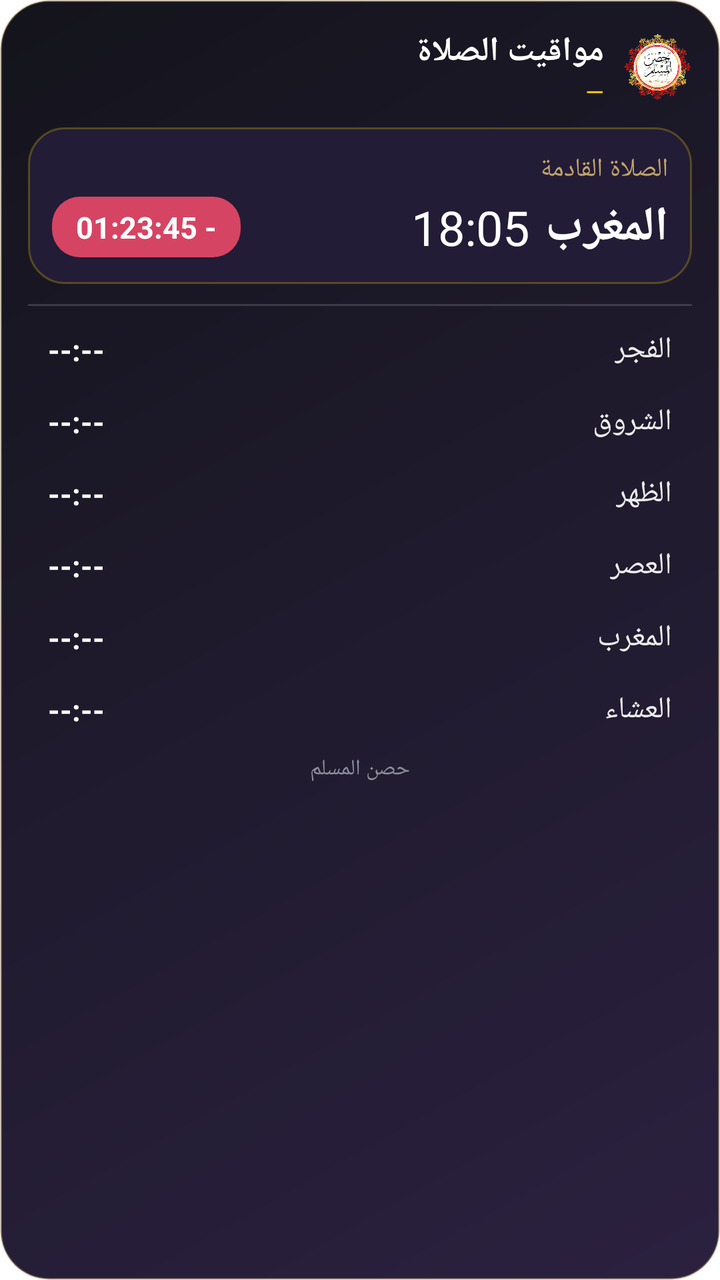
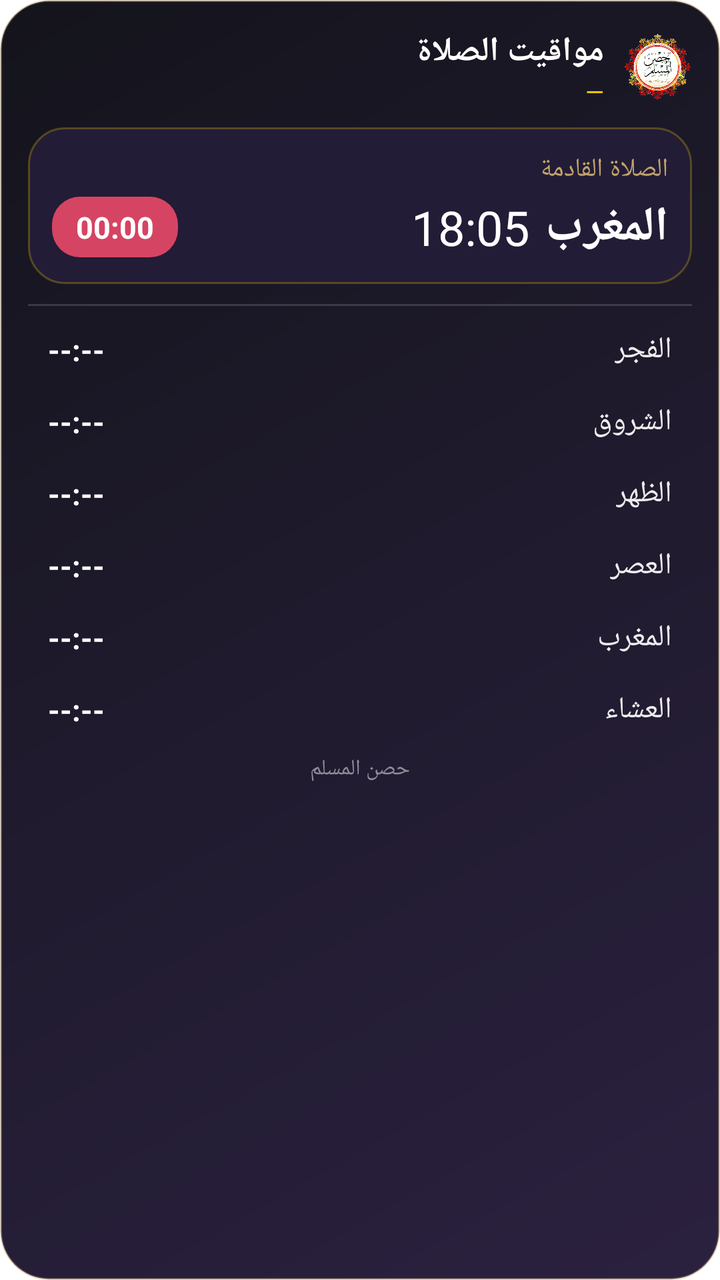

The first picture is an Android layout as it rendered before a commit; the second is the same layout after the commit. The layout source and the unified diff follow.
<!-- AndroidManifest.xml: fallback theme Theme.MaterialComponents.DayNight.NoActionBar -->
<!-- res/layout/widget_prayer_large.xml -->
<?xml version="1.0" encoding="utf-8"?>
<LinearLayout xmlns:android="http://schemas.android.com/apk/res/android"
    android:id="@+id/widget_large_root"
    android:layout_width="match_parent"
    android:layout_height="match_parent"
    android:orientation="vertical"
    android:layoutDirection="rtl"
    android:padding="14dp"
    android:background="@drawable/widget_background">

    
    <LinearLayout
        android:layout_width="match_parent"
        android:layout_height="wrap_content"
        android:orientation="horizontal"
        android:gravity="center_vertical">

        <ImageView
            android:layout_width="34dp"
            android:layout_height="34dp"
            android:src="@mipmap/ic_launcher"
            android:contentDescription="@string/widget_large_desc" />

        <LinearLayout
            android:layout_width="wrap_content"
            android:layout_height="wrap_content"
            android:layout_marginStart="10dp"
            android:orientation="vertical">

            <TextView
                android:id="@+id/widget_large_title"
                android:layout_width="wrap_content"
                android:layout_height="wrap_content"
                android:text="مواقيت الصلاة"
                android:textSize="17sp"
                android:textStyle="bold"
                android:textColor="#FFFFFF" />

            <TextView
                android:id="@+id/widget_large_hijri"
                android:layout_width="wrap_content"
                android:layout_height="wrap_content"
                android:text="—"
                android:textSize="12sp"
                android:textColor="#FFD700" />
        </LinearLayout>
    </LinearLayout>

    
    <LinearLayout
        android:id="@+id/widget_large_hero"
        android:layout_width="match_parent"
        android:layout_height="wrap_content"
        android:layout_marginTop="10dp"
        android:orientation="vertical"
        android:padding="12dp"
        android:background="@drawable/widget_hero_dark">

        <TextView
            android:id="@+id/widget_large_hero_label"
            android:layout_width="wrap_content"
            android:layout_height="wrap_content"
            android:text="الصلاة القادمة"
            android:textSize="13sp"
            android:textColor="#C2A36B" />

        <LinearLayout
            android:layout_width="match_parent"
            android:layout_height="wrap_content"
            android:layout_marginTop="4dp"
            android:orientation="horizontal"
            android:gravity="center_vertical">

            <TextView
                android:id="@+id/widget_large_next_name"
                android:layout_width="wrap_content"
                android:layout_height="wrap_content"
                android:text="المغرب"
                android:textSize="24sp"
                android:textStyle="bold"
                android:textColor="#FFFFFF" />

            <TextView
                android:id="@+id/widget_large_next_time"
                android:layout_width="wrap_content"
                android:layout_height="wrap_content"
                android:layout_marginStart="8dp"
                android:text="18:05"
                android:textSize="24sp"
                android:textColor="#FFFFFF" />

            
            <LinearLayout
                android:layout_width="0dp"
                android:layout_height="match_parent"
                android:layout_weight="1"
                android:orientation="horizontal" />

            <TextView
                android:id="@+id/widget_large_countdown"
                android:layout_width="wrap_content"
                android:layout_height="wrap_content"
                android:background="@drawable/widget_pill"
                android:paddingStart="12dp"
                android:paddingEnd="12dp"
                android:paddingTop="5dp"
                android:paddingBottom="5dp"
                android:text="- 01:23:45"
                android:textSize="15sp"
                android:textStyle="bold"
                android:textColor="#FFFFFF" />
        </LinearLayout>
    </LinearLayout>

    
    <LinearLayout
        android:id="@+id/widget_large_divider"
        android:layout_width="match_parent"
        android:layout_height="1dp"
        android:layout_marginTop="10dp"
        android:layout_marginBottom="4dp"
        android:orientation="horizontal"
        android:background="#26FFFFFF" />

    
    <LinearLayout
        android:id="@+id/widget_row_0"
        android:layout_width="match_parent"
        android:layout_height="36dp"
        android:orientation="horizontal"
        android:gravity="center_vertical"
        android:paddingStart="10dp"
        android:paddingEnd="10dp">

        <TextView
            android:id="@+id/widget_name_0"
            android:layout_width="wrap_content"
            android:layout_height="wrap_content"
            android:text="الفجر"
            android:textSize="15sp"
            android:textColor="#EDEDED" />

        
        <LinearLayout
            android:layout_width="0dp"
            android:layout_height="match_parent"
            android:layout_weight="1"
            android:orientation="horizontal" />

        <TextView
            android:id="@+id/widget_time_0"
            android:layout_width="wrap_content"
            android:layout_height="wrap_content"
            android:text="--:--"
            android:textSize="15sp"
            android:textStyle="bold"
            android:textColor="#FFFFFF" />
    </LinearLayout>

    <LinearLayout
        android:id="@+id/widget_row_1"
        android:layout_width="match_parent"
        android:layout_height="36dp"
        android:orientation="horizontal"
        android:gravity="center_vertical"
        android:paddingStart="10dp"
        android:paddingEnd="10dp">

        <TextView
            android:id="@+id/widget_name_1"
            android:layout_width="wrap_content"
            android:layout_height="wrap_content"
            android:text="الشروق"
            android:textSize="15sp"
            android:textColor="#EDEDED" />

        
        <LinearLayout
            android:layout_width="0dp"
            android:layout_height="match_parent"
            android:layout_weight="1"
            android:orientation="horizontal" />

        <TextView
            android:id="@+id/widget_time_1"
            android:layout_width="wrap_content"
            android:layout_height="wrap_content"
            android:text="--:--"
            android:textSize="15sp"
            android:textStyle="bold"
            android:textColor="#FFFFFF" />
    </LinearLayout>

    <LinearLayout
        android:id="@+id/widget_row_2"
        android:layout_width="match_parent"
        android:layout_height="36dp"
        android:orientation="horizontal"
        android:gravity="center_vertical"
        android:paddingStart="10dp"
        android:paddingEnd="10dp">

        <TextView
            android:id="@+id/widget_name_2"
            android:layout_width="wrap_content"
            android:layout_height="wrap_content"
            android:text="الظهر"
            android:textSize="15sp"
            android:textColor="#EDEDED" />

        
        <LinearLayout
            android:layout_width="0dp"
            android:layout_height="match_parent"
            android:layout_weight="1"
            android:orientation="horizontal" />

        <TextView
            android:id="@+id/widget_time_2"
            android:layout_width="wrap_content"
            android:layout_height="wrap_content"
            android:text="--:--"
            android:textSize="15sp"
            android:textStyle="bold"
            android:textColor="#FFFFFF" />
    </LinearLayout>

    <LinearLayout
        android:id="@+id/widget_row_3"
        android:layout_width="match_parent"
        android:layout_height="36dp"
        android:orientation="horizontal"
        android:gravity="center_vertical"
        android:paddingStart="10dp"
        android:paddingEnd="10dp">

        <TextView
            android:id="@+id/widget_name_3"
            android:layout_width="wrap_content"
            android:layout_height="wrap_content"
            android:text="العصر"
            android:textSize="15sp"
            android:textColor="#EDEDED" />

        
        <LinearLayout
            android:layout_width="0dp"
            android:layout_height="match_parent"
            android:layout_weight="1"
            android:orientation="horizontal" />

        <TextView
            android:id="@+id/widget_time_3"
            android:layout_width="wrap_content"
            android:layout_height="wrap_content"
            android:text="--:--"
            android:textSize="15sp"
            android:textStyle="bold"
            android:textColor="#FFFFFF" />
    </LinearLayout>

    <LinearLayout
        android:id="@+id/widget_row_4"
        android:layout_width="match_parent"
        android:layout_height="36dp"
        android:orientation="horizontal"
        android:gravity="center_vertical"
        android:paddingStart="10dp"
        android:paddingEnd="10dp">

        <TextView
            android:id="@+id/widget_name_4"
            android:layout_width="wrap_content"
            android:layout_height="wrap_content"
            android:text="المغرب"
            android:textSize="15sp"
            android:textColor="#EDEDED" />

        
        <LinearLayout
            android:layout_width="0dp"
            android:layout_height="match_parent"
            android:layout_weight="1"
            android:orientation="horizontal" />

        <TextView
            android:id="@+id/widget_time_4"
            android:layout_width="wrap_content"
            android:layout_height="wrap_content"
            android:text="--:--"
            android:textSize="15sp"
            android:textStyle="bold"
            android:textColor="#FFFFFF" />
    </LinearLayout>

    <LinearLayout
        android:id="@+id/widget_row_5"
        android:layout_width="match_parent"
        android:layout_height="36dp"
        android:orientation="horizontal"
        android:gravity="center_vertical"
        android:paddingStart="10dp"
        android:paddingEnd="10dp">

        <TextView
            android:id="@+id/widget_name_5"
            android:layout_width="wrap_content"
            android:layout_height="wrap_content"
            android:text="العشاء"
            android:textSize="15sp"
            android:textColor="#EDEDED" />

        
        <LinearLayout
            android:layout_width="0dp"
            android:layout_height="match_parent"
            android:layout_weight="1"
            android:orientation="horizontal" />

        <TextView
            android:id="@+id/widget_time_5"
            android:layout_width="wrap_content"
            android:layout_height="wrap_content"
            android:text="--:--"
            android:textSize="15sp"
            android:textStyle="bold"
            android:textColor="#FFFFFF" />
    </LinearLayout>

    <TextView
        android:id="@+id/widget_large_footer"
        android:layout_width="match_parent"
        android:layout_height="wrap_content"
        android:layout_marginTop="4dp"
        android:gravity="center"
        android:text="حصن المسلم"
        android:textSize="11sp"
        android:textColor="#8E8E9A" />
</LinearLayout>
<!-- resources referenced by this layout -->
<resources>
  <!-- drawable widget_background (drawable) -->
  <?xml version="1.0" encoding="utf-8"?>
  <shape xmlns:android="http://schemas.android.com/apk/res/android">
      <gradient
          android:startColor="#2B2140"
          android:endColor="#14141C"
          android:angle="135" />
      <corners android:radius="24dp" />
      <stroke android:width="1dp" android:color="#59C2A36B" />
  </shape>
  <!-- drawable widget_hero_dark (drawable) -->
  <?xml version="1.0" encoding="utf-8"?>
  <shape xmlns:android="http://schemas.android.com/apk/res/android">
      <solid android:color="#221C36" />
      <corners android:radius="18dp" />
      <stroke android:width="1dp" android:color="#40FFD700" />
  </shape>
  <!-- drawable widget_pill (drawable) -->
  <?xml version="1.0" encoding="utf-8"?>
  <shape xmlns:android="http://schemas.android.com/apk/res/android">
      <solid android:color="#D64463" />
      <corners android:radius="14dp" />
  </shape>
  <!-- mipmap ic_launcher: png bitmap (mipmap-hdpi, 205398 bytes) -->
  <string name="widget_large_desc">مواقيت الصلاة — كل الصلوات مع الصلاة القادمة</string>
</resources>

<!-- the commit's change to res/layout/widget_prayer_large.xml (unified diff, before → after) -->
@@ -96,7 +96,8 @@
                 android:layout_weight="1"
                 android:orientation="horizontal" />
 
-            <TextView
+            
+            <Chronometer
                 android:id="@+id/widget_large_countdown"
                 android:layout_width="wrap_content"
                 android:layout_height="wrap_content"
